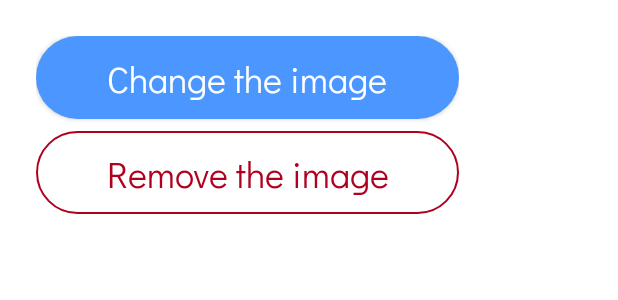
After one commit to arshapshap/cocktail-bar, an Android app: the layout dialog_image_changing.xml on its own in the app's theme, with its tools: preview values and no code run, on a phone screen of 412 x 824 dp. The commit adds this screen. Shown: the top 300 px of the screen. Run offline under Robolectric (Android 15) with nearby library versions, the phone set to English and light mode, and no system bars.

Commit message:
Add the ability to change the image of the recipe (on UI/ViewModel layer)

```diff
--- /dev/null
+++ b/app/src/main/res/drawable/ripple_button_outlined_error.xml
@@ -0,0 +1,11 @@
+<?xml version="1.0" encoding="utf-8"?>
+<ripple xmlns:android="http://schemas.android.com/apk/res/android"
+    android:color="?android:attr/colorControlHighlight">
+    <item android:id="@android:id/mask">
+        <shape android:shape="rectangle">
+            <solid android:color="#FFFFFF" />
+            <corners android:radius="80dp" />
+        </shape>
+    </item>
+    <item android:drawable="@drawable/shape_button_outlined_error" />
+</ripple>
--- /dev/null
+++ b/app/src/main/res/drawable/shape_button_outlined_error.xml
@@ -0,0 +1,6 @@
+<?xml version="1.0" encoding="utf-8"?>
+<shape xmlns:android="http://schemas.android.com/apk/res/android"
+    android:shape="rectangle">
+    <stroke android:color="?attr/colorError" android:width="1dp" />
+    <corners android:radius="80dp"/>
+</shape>
--- /dev/null
+++ b/app/src/main/res/layout/dialog_image_changing.xml
@@ -0,0 +1,29 @@
+<?xml version="1.0" encoding="utf-8"?>
+<androidx.constraintlayout.widget.ConstraintLayout xmlns:android="http://schemas.android.com/apk/res/android"
+    xmlns:app="http://schemas.android.com/apk/res-auto"
+    android:layout_width="330dp"
+    android:layout_height="wrap_content"
+    android:background="@drawable/shape_radius54"
+    android:backgroundTint="@color/white"
+    android:padding="24dp">
+
+    <androidx.appcompat.widget.AppCompatButton
+        android:id="@+id/change_image_button"
+        android:layout_width="match_parent"
+        android:layout_height="55dp"
+        android:background="@drawable/ripple_button"
+        android:text="@string/change_the_image"
+        android:textAppearance="@style/Text.OnButton"
+        app:layout_constraintTop_toTopOf="parent" />
+
+    <androidx.appcompat.widget.AppCompatButton
+        android:id="@+id/remove_image_button"
+        android:layout_width="match_parent"
+        android:layout_height="55dp"
+        android:layout_marginTop="8dp"
+        android:background="@drawable/ripple_button_outlined_error"
+        android:text="@string/remove_the_image"
+        android:textAppearance="@style/Text.OnButton"
+        android:textColor="?attr/colorError"
+        app:layout_constraintTop_toBottomOf="@id/change_image_button" />
+</androidx.constraintlayout.widget.ConstraintLayout>
--- a/app/src/main/res/values/strings.xml
+++ b/app/src/main/res/values/strings.xml
@@ -35,4 +35,6 @@
     <string name="deletion_confirm">Are you sure you want to delete this recipe?</string>
     <string name="delete">Delete</string>
     <string name="share_cocktails">Share cocktails</string>
+    <string name="remove_the_image">Remove the image</string>
+    <string name="change_the_image">Change the image</string>
 </resources>
```
Also changed, not shown: app/src/main/java/com/arshapshap/surftraineetask/presentation/screens/editing/EditingFragment.kt (+45 -7 lines), app/src/main/java/com/arshapshap/surftraineetask/presentation/screens/editing/EditingScreenViewModel.kt (+8 -0 lines), app/src/main/java/com/arshapshap/surftraineetask/presentation/screens/editing/dialog/ImageChangingDialog.kt (added, +39 -0 lines), app/src/main/res/layout/fragment_editing.xml (+17 -9 lines).
